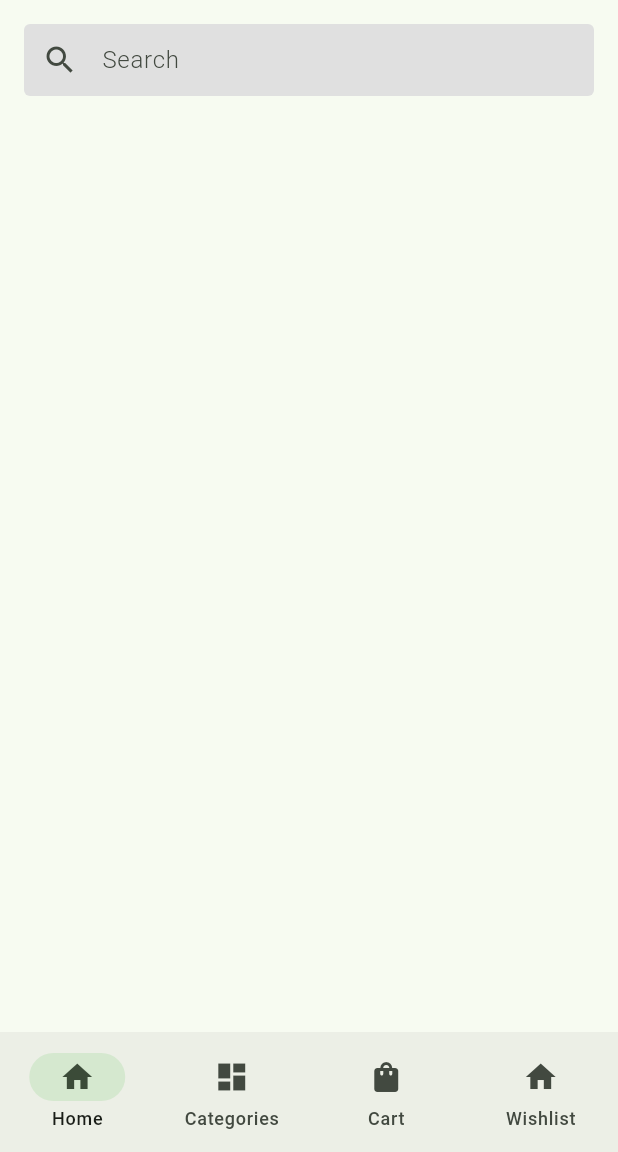
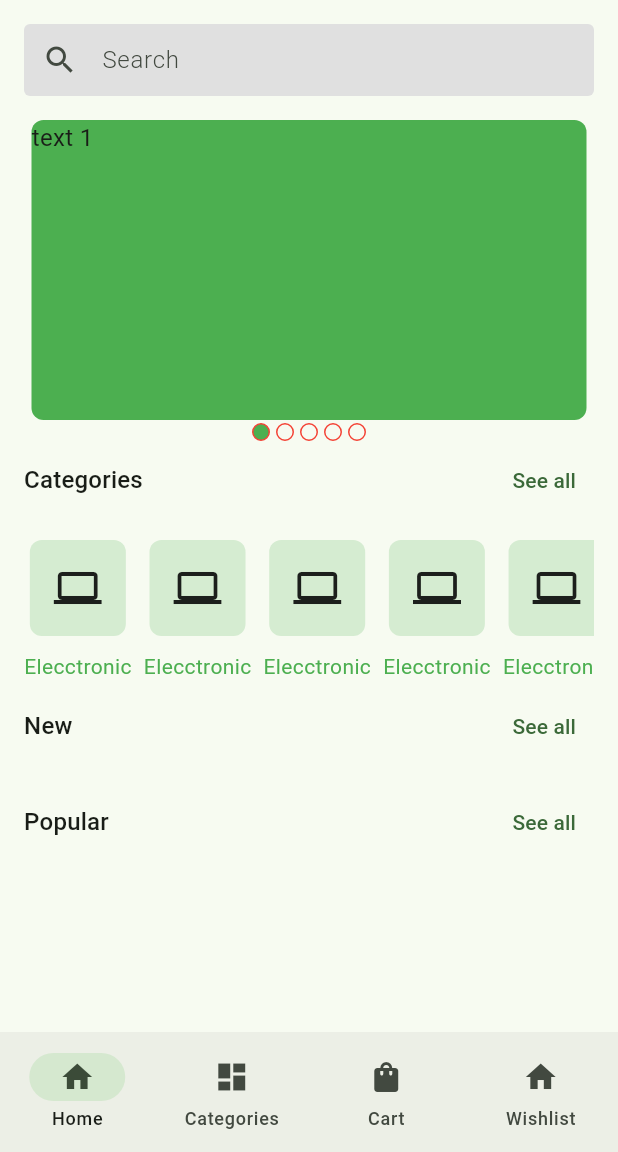
Before and after one commit to 0viKhan/CraftyBay_App_ecommerce, a Flutter app: the screen it shows after launch, on a phone screen of 412 x 824 dp, the part 84-1236 px from its top. Run offline on Flutter 3.47's test engine with Material 3 defaults, Android fonts, the phone set to English and light mode, and no system bars; drawn by our look-alikes of carousel_slider; our stand-ins replace firebase_analytics, firebase_core, firebase_crashlytics, get, pin_code_fields; accounts and stored records are empty.

Commit message:
Category and Home

```diff
--- a/lib/features/home/presentaion/screens/home_screen.dart
+++ b/lib/features/home/presentaion/screens/home_screen.dart
@@ -1,7 +1,12 @@
+import 'package:e_commerce_shop/features/home/widgets/home_banner_slider.dart';
+import 'package:e_commerce_shop/features/shared/presentation/controller/main_nav_controller.dart';
 import 'package:e_commerce_shop/features/shared/presentation/widgets/app_bar_icon_button.dart';
+import 'package:e_commerce_shop/features/shared/presentation/widgets/product_category_item.dart';
 import 'package:flutter/cupertino.dart'
     show Placeholder, StatefulWidget, State, BuildContext, Widget;
 import 'package:flutter/material.dart';
+import 'package:get/get.dart';
+import 'package:get/get_core/src/get_main.dart';
 
 class HomeScreen extends StatefulWidget {
   const HomeScreen({super.key});
@@ -23,11 +28,9 @@ class _HomeScreenState extends State<HomeScreen> {
           height: 150,
         ),
         actions: [
-          AppBarIconButton(onTap: () {  }, iconData:Icons.person,),
-          AppBarIconButton(onTap: () {  }, iconData:Icons.call,),
-          AppBarIconButton(onTap: () {  }, iconData:Icons.notification_add,)
-
-
+          AppBarIconButton(onTap: () {}, iconData: Icons.person),
+          AppBarIconButton(onTap: () {}, iconData: Icons.call),
+          AppBarIconButton(onTap: () {}, iconData: Icons.notification_add),
         ],
       ),
       body: Padding(
@@ -35,31 +38,70 @@ class _HomeScreenState extends State<HomeScreen> {
         child: Column(
           children: [
             const SizedBox(height: 16),
-            _build_search_bar()
+            _build_search_bar(),
+            const SizedBox(height: 16),
+            HomeBannerSlider(),
+            buildSelectionHeader(title: 'Categories', onTapSeeAll: () {
+              Get.find<MainNavController>().moveToCategory();
+
+            }),
+            const SizedBox(height: 16),
+
+            buildCategoryList(),
+            buildSelectionHeader(title: 'New', onTapSeeAll: () {}),
+            const SizedBox(height: 16),
+
+            buildSelectionHeader(title: 'Popular', onTapSeeAll: () {}),
           ],
         ),
       ),
     );
   }
 
+  SizedBox buildCategoryList() {
+    return SizedBox(
+      height: 100,
+      child: ListView.separated(
+
+        itemCount: 5,
+        primary: false,
+        shrinkWrap: true,
+        scrollDirection: Axis.horizontal,
+        itemBuilder: (context,index) {
+          return ProductCategoryItem();
+        },
+        separatorBuilder: (context,index) {
+          return SizedBox(
+              width: 8);
+        },
+      ),
+    );
+  }
+
+  Widget buildSelectionHeader({
+    required String title,
+    required VoidCallback onTapSeeAll,
+  }) {
+    return Row(
+      mainAxisAlignment: MainAxisAlignment.spaceBetween,
+      children: [
+        Text(title, style: Theme.of(context).textTheme.titleMedium),
+        TextButton(onPressed: onTapSeeAll, child: Text("See all")),
+      ],
+    );
+  }
+
   Widget _build_search_bar() {
     return TextField(
-            onSubmitted: (String? text){
-
-            },
-            textInputAction:TextInputAction.search,
+      onSubmitted: (String? text) {},
+      textInputAction: TextInputAction.search,
       decoration: InputDecoration(
         hintText: 'Search',
 
         fillColor: Colors.grey.shade300,
         filled: true,
-              enabledBorder: OutlineInputBorder(
-                borderSide: BorderSide.none,
-
-              ),
-              focusedBorder: OutlineInputBorder(
-                borderSide: BorderSide.none
-              ),
+        enabledBorder: OutlineInputBorder(borderSide: BorderSide.none),
+        focusedBorder: OutlineInputBorder(borderSide: BorderSide.none),
         prefixIcon: Icon(Icons.search),
       ),
     );
```
Lines whose indentation alone changed are shown as unchanged.
